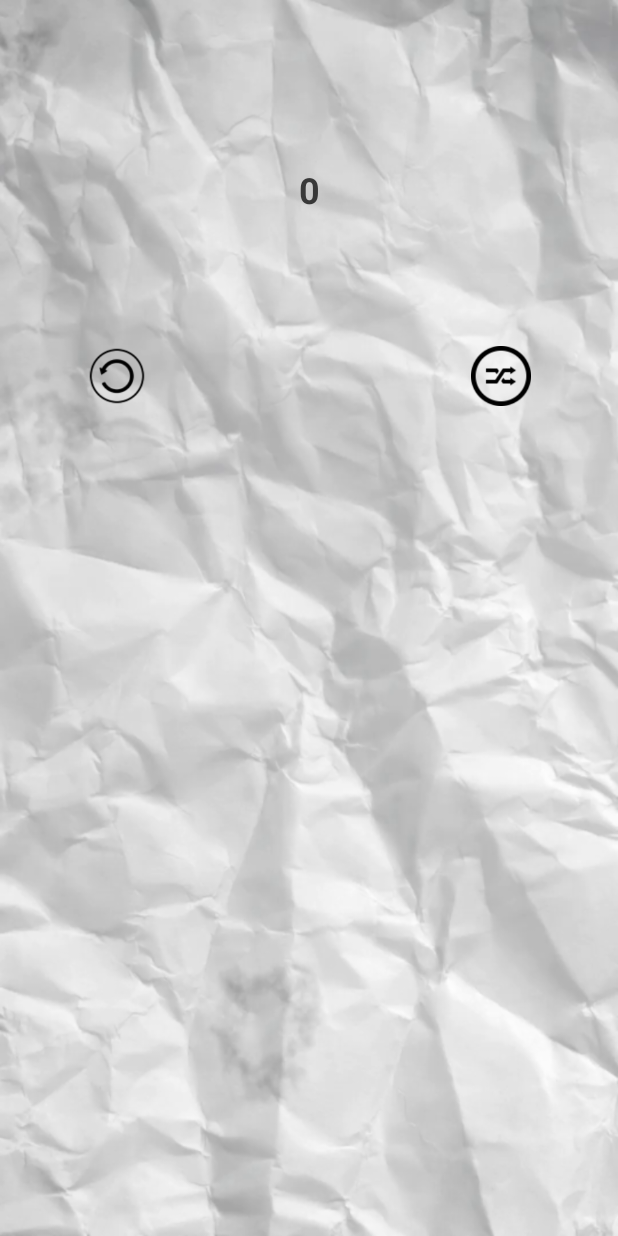
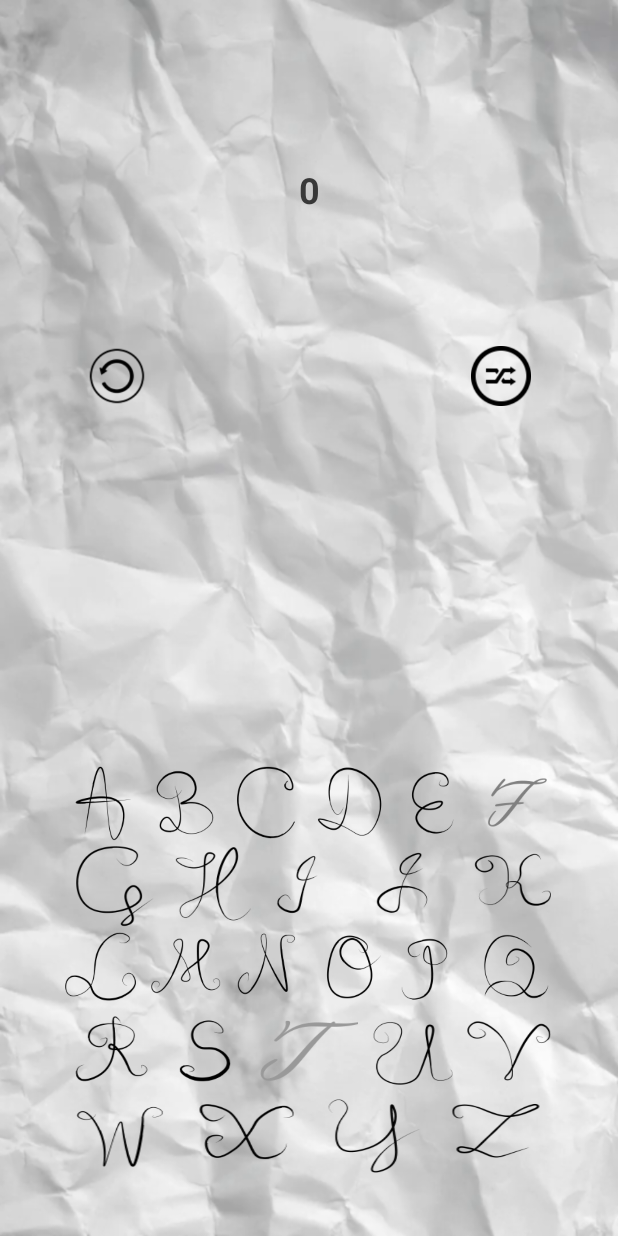
Before and after one commit to SzabHUN/NSz_Hangman, an Android app: the GameActivity screen opened directly, with no data from a screen before it, on a phone screen of 412 x 824 dp. Run offline under Robolectric (Android 15) with nearby library versions, the phone set to English and light mode, and no system bars; libraries missing offline, so code that uses them is left out: android.net.sip; 7 statements that could not run were skipped.

Commit message:
hangman_reset implementálása

```diff
--- a/app/src/main/java/com/szabhun/sgttteam/hangman/GameActivity.java
+++ b/app/src/main/java/com/szabhun/sgttteam/hangman/GameActivity.java
@@ -327,7 +327,52 @@ private void touchvibrator () {
     Log.i(TAG, "Loaded: Vibrator service.");
 }
 //--------------------------------------------------------------------------------------------//
+//----------------------------------------//
+    private void Reset ()
+    {
+        Log.i(TAG,"Start: Reset buttons pair images.");
 
+        for (int i = 0; i < 26 ; i++)
+        {
+            int resID = getResources().getIdentifier(Character.toString(abcs.toCharArray()[i]), "drawable", getPackageName()); //get the ResourceID from the abcs to reset the source image
+            buttons[i].setBackgroundResource(resID);
+        }
+        Log.i(TAG,"Loaded: Reset buttons pair images.");
+        //---------------------------//
+        Log.i(TAG,"Start: Change buttons to clickable.");
+
+        for (int i = 0 ; i < 26 ; i++)      //go trough all of the buttons
+            buttons[i].setClickable(true);  //set current button to be clickable
+        Log.i(TAG,"Finished: Change buttons to clickable.");
+        //---------------------------//
+        Log.i(TAG, "Start: Reset LetterViews pair images - Image Resource.");
+
+        for (int i = 0; i < 3 ; i++)
+            for (int q = 0 ; q < 8 ; q++)
+            {
+                String STRemptyplaceholder = "emptyplaceholder";                                                //get the res name
+                int resID = getResources().getIdentifier(STRemptyplaceholder, "drawable", getPackageName());    //set resID using the name
+                ltrs[i][q].setImageResource(resID);                                                             //set the image to an empty one
+            }
+        Log.i(TAG,"Finished: Reset LetterViews pair images - Image Resource.");
+        //---------------------------//
+        Log.i(TAG, "Start: Reset LetterViews pair images - Background Resource.");
+
+        for (int i = 0; i < 3 ; i++)
+            for (int q = 0 ; q < 8 ; q++)
+            {
+                String STRemptyplaceholder = "emptyplaceholder";
+                int resID = getResources().getIdentifier(STRemptyplaceholder, "drawable", getPackageName());
+                ltrs[i][q].setBackgroundResource(resID);
+            }
+        Log.i(TAG,"Finished: Reset LetterViews pair images - Background Resource.");
+        //---------------------------//
+        Log.i(TAG, "Start: Reset HangMan image.");
+        hangman.setImageResource(R.drawable.emptyplaceholder);
+        Log.i(TAG,"Finished: Reset HangMan image.");
+        //---------------------------//
+    }
+    //----------------------------------------//
 
     public class GetGlobal implements Runnable {
 
```
